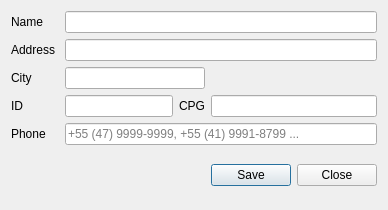
The window that Client_Add.ui (bedi1982/Oficina) describes before a commit, drawn with Qt 5.
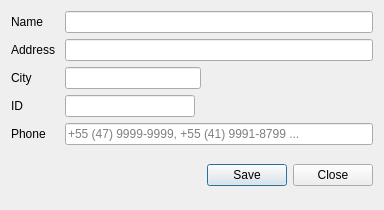
The same window after the commit. Icons and pictures are not drawn.

Patch:
```diff
--- a/Client_Add.ui
+++ b/Client_Add.ui
@@ -8,6 +8,14 @@
   <property name="enabled">
    <bool>true</bool>
   </property>
+  <property name="geometry">
+   <rect>
+    <x>0</x>
+    <y>0</y>
+    <width>384</width>
+    <height>206</height>
+   </rect>
+  </property>
   <property name="windowTitle">
    <string>Add Client</string>
   </property>
@@ -144,35 +152,6 @@
      </property>
     </widget>
    </item>
-   <item row="3" column="2">
-    <widget class="QLabel" name="label_CPG">
-     <property name="sizePolicy">
-      <sizepolicy hsizetype="Preferred" vsizetype="Expanding">
-       <horstretch>0</horstretch>
-       <verstretch>0</verstretch>
-      </sizepolicy>
-     </property>
-     <property name="text">
-      <string>CPG</string>
-     </property>
-    </widget>
-   </item>
-   <item row="3" column="3">
-    <widget class="QLineEdit" name="line_CPG">
-     <property name="sizePolicy">
-      <sizepolicy hsizetype="Expanding" vsizetype="Fixed">
-       <horstretch>0</horstretch>
-       <verstretch>0</verstretch>
-      </sizepolicy>
-     </property>
-     <property name="text">
-      <string/>
-     </property>
-     <property name="maxLength">
-      <number>20</number>
-     </property>
-    </widget>
-   </item>
    <item row="4" column="0">
     <widget class="QLabel" name="label_Phone">
      <property name="sizePolicy">
```
Left out of the diff: 3 changed lines with no effect on the pictures.
